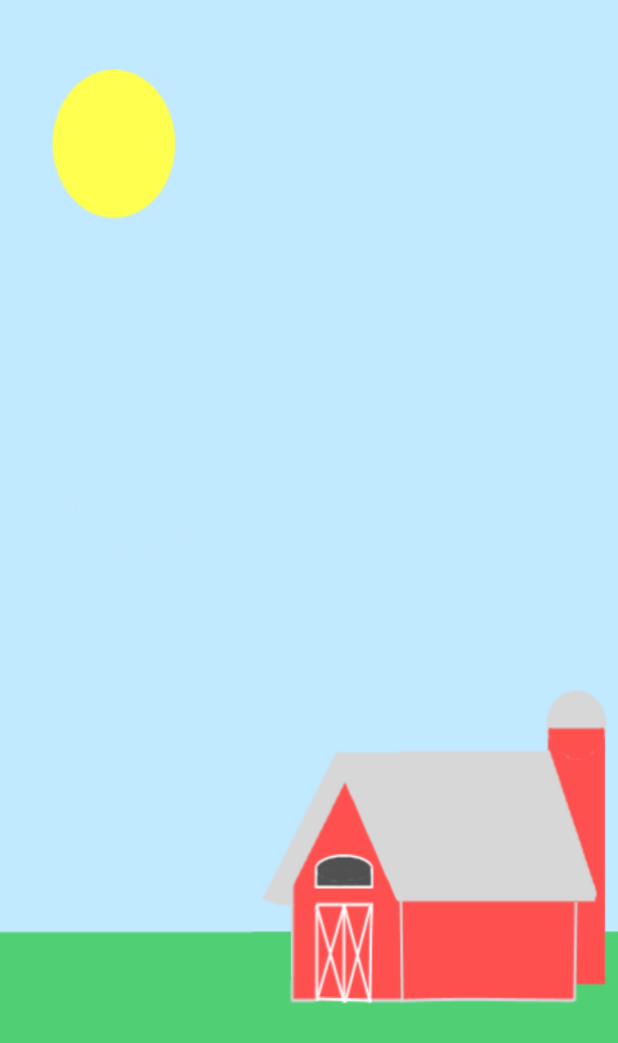
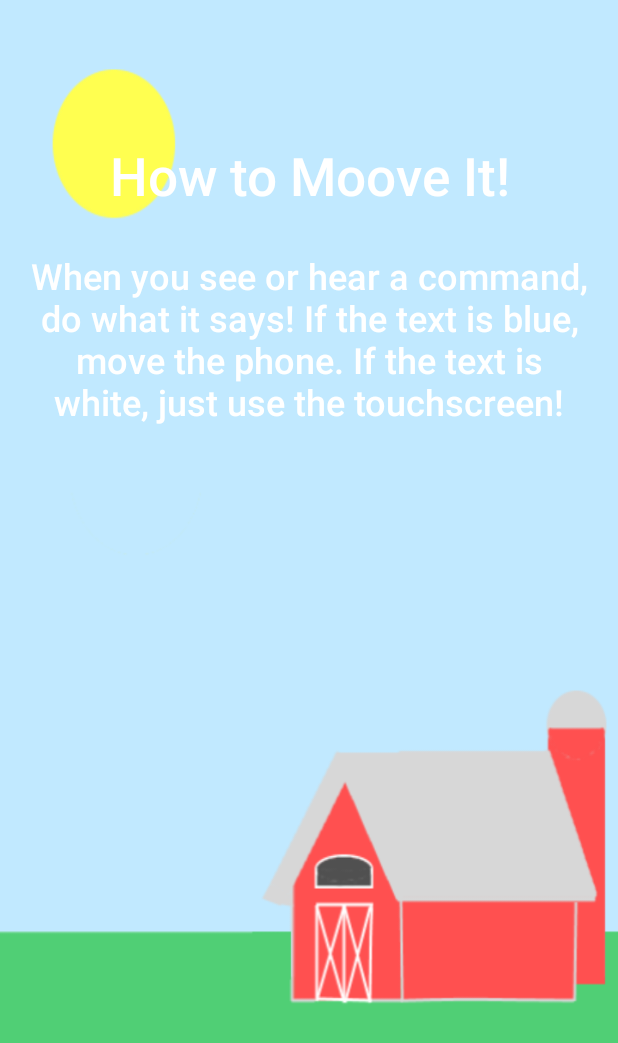
Before and after one commit to charleychau/MooveIt, an Android app: the Tutorial screen opened directly, with no data from a screen before it, on a phone screen of 412 x 824 dp. Shown: the top 1043 px of the screen. Run offline under Robolectric (Android 15) with nearby library versions, the phone set to English and light mode, and no system bars.

Commit message:
added "how to"

```diff
--- a/app/src/main/res/layout/activity_main.xml
+++ b/app/src/main/res/layout/activity_main.xml
@@ -8,13 +8,13 @@
     tools:context="com.example.charleychau.myapplication.MainActivity">
 
     <Button
-        android:text="Tutorial"
+        android:id="@+id/tutorialButton"
+        style="@android:style/Widget.Material.Button.Colored"
         android:layout_width="wrap_content"
         android:layout_height="wrap_content"
-        android:id="@+id/tutorialButton"
-        style="@android:style/Widget.Material.Button.Colored"
+        android:text="How to play"
         android:layout_centerVertical="true"
-        android:layout_alignStart="@+id/playButton" />
+        android:layout_centerHorizontal="true" />
 
     <Button
         android:text="Settings"
@@ -22,9 +22,9 @@
         android:layout_height="wrap_content"
         android:id="@+id/settingsButton"
         style="@android:style/Widget.Material.Button.Colored"
+        android:layout_marginTop="16dp"
         android:layout_below="@+id/tutorialButton"
-        android:layout_alignStart="@+id/tutorialButton"
-        android:layout_marginTop="18dp" />
+        android:layout_alignStart="@+id/playButton" />
 
     <Button
         android:text="Play!"
--- a/app/src/main/res/layout/activity_tutorial.xml
+++ b/app/src/main/res/layout/activity_tutorial.xml
@@ -11,4 +11,25 @@
     android:background="@drawable/background"
     tools:context="com.example.charleychau.myapplication.Tutorial">
 
+    <TextView
+        android:id="@+id/textView"
+        android:layout_width="match_parent"
+        android:layout_height="wrap_content"
+        android:layout_alignParentStart="true"
+        android:layout_below="@+id/textView3"
+        android:gravity="center"
+        android:text="When you see or hear a command, do what it says! If the text is blue, move the phone. If the text is white, just use the touchscreen!"
+        android:textAppearance="@style/TextAppearance.AppCompat.Body2"
+        android:textSize="24sp" />
+
+    <TextView
+        android:id="@+id/textView3"
+        android:layout_width="match_parent"
+        android:layout_height="100dp"
+        android:layout_alignParentTop="true"
+        android:layout_marginTop="51dp"
+        android:gravity="center"
+        android:text="How to Moove It!"
+        android:textAppearance="@style/TextAppearance.AppCompat.Body2"
+        android:textSize="35dp" />
 </RelativeLayout>
```
